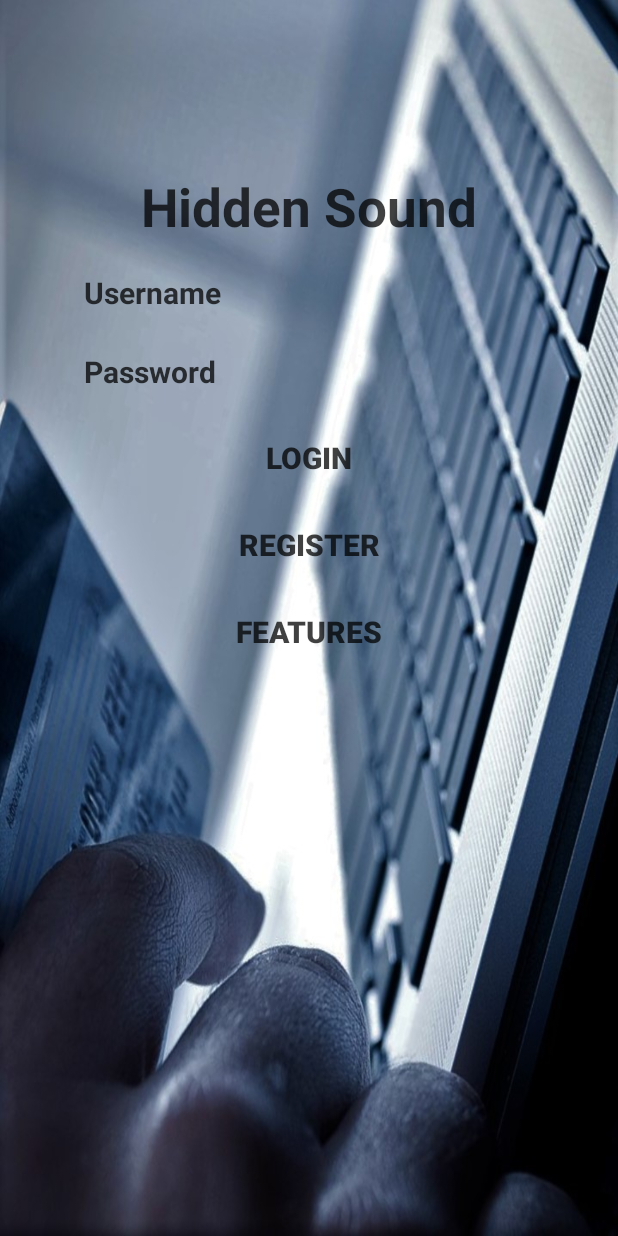
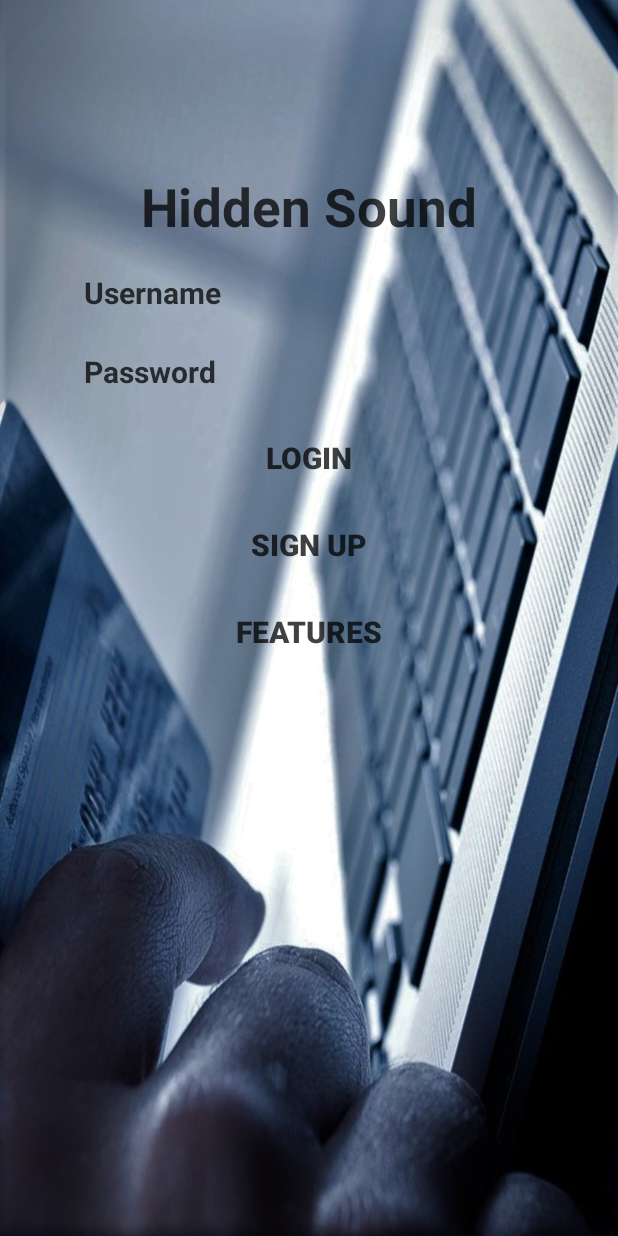
Before and after one commit to awalwema/QRCodeScanner, an Android app: the screen it shows after launch (LoginActivity), on a phone screen of 412 x 824 dp. Run offline under Robolectric (Android 15) with nearby library versions, the phone set to English and light mode, and no system bars; libraries missing offline, so code that uses them is left out: com.loopj.android, cz.msebera.android; 2 statements that could not run were skipped.

Commit message:
Implementation and Edit  register/sign up btn

```diff
--- a/app/src/main/java/com/hiddensound/qrcodescanner/LoginActivity.java
+++ b/app/src/main/java/com/hiddensound/qrcodescanner/LoginActivity.java
@@ -6,6 +6,7 @@ package com.hiddensound.qrcodescanner;
 
 
 import android.content.Intent;
+import android.net.Uri;
 import android.os.Bundle;
 import android.support.v7.app.AppCompatActivity;
 import android.util.Log;
@@ -53,6 +54,7 @@ public class LoginActivity extends AppCompatActivity implements LoginInterface{
         UserPass = UserPassView.getText().toString();
         loginPresenter.checklogin(UserID, UserPass);
     }
+
     public void setToast(String msg){
         Toast.makeText(this, msg, Toast.LENGTH_LONG).show();
     }
@@ -69,7 +71,7 @@ public class LoginActivity extends AppCompatActivity implements LoginInterface{
 
 
     public void startRegisterActivity(View v) {
-        startActivity(new Intent(LoginActivity.this, RegisterActivity.class));
+        startActivity(new Intent(Intent.ACTION_VIEW, Uri.parse("https://dev-hiddensound.azurewebsites.net/register")));
     }
 
     public void startFeaturesActivity(View v) {
--- a/app/src/main/res/layout/content_login.xml
+++ b/app/src/main/res/layout/content_login.xml
@@ -70,7 +70,6 @@
             android:layout_height="wrap_content"
             android:background="#00000000"
             android:textColor="#be000000"
-
             android:textStyle="bold"
             android:textSize="20sp"
             android:padding="10dp"
@@ -83,7 +82,6 @@
             android:layout_height="wrap_content"
             android:background="#00000000"
             android:textColor="#be000000"
-
             android:textStyle="bold"
             android:textSize="20sp"
             android:padding="10dp"
--- a/app/src/main/res/values/strings.xml
+++ b/app/src/main/res/values/strings.xml
@@ -2,7 +2,7 @@
     <string name="app_name">Hidden Sound</string>
     <string name="action_settings">Settings</string>
     <string name="title_activity_register">RegisterActivity</string>
-    <string name="Register">Register</string>
+    <string name="Register">Sign Up</string>
     <string name="Login">Login</string>
     <string name="Go_to_Features">Features</string>
     <string name="Password">Password</string>
```
